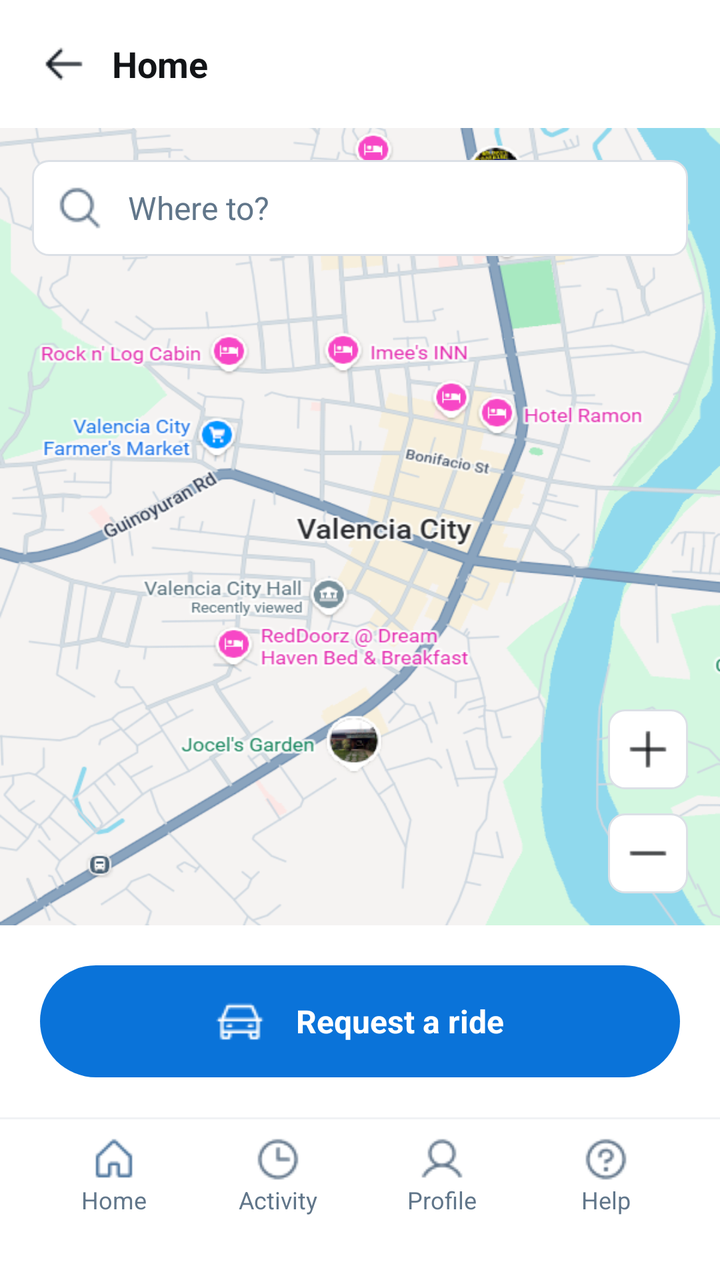
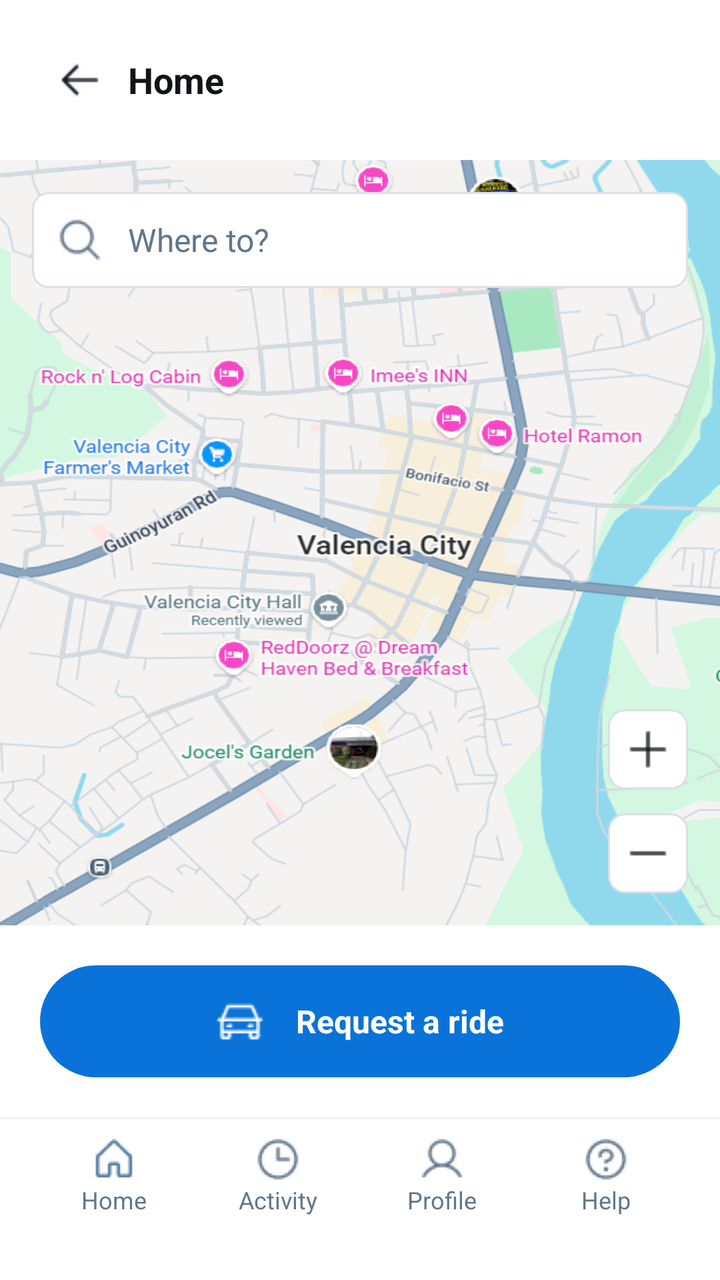

The first picture is an Android layout as it rendered before a commit; the second is the same layout after the commit. The layout source and the unified diff follow.
<!-- AndroidManifest.xml: application theme Theme.Tricycle_app -->
<!-- res/layout/usermaindashboard.xml -->
<?xml version="1.0" encoding="utf-8"?>
<LinearLayout xmlns:android="http://schemas.android.com/apk/res/android"
    android:layout_width="match_parent"
    android:layout_height="match_parent"
    android:orientation="vertical"
    android:background="#FFFFFF">

    <LinearLayout
        android:layout_width="match_parent"
        android:layout_height="wrap_content"
        android:orientation="horizontal"
        android:gravity="center_vertical"
        android:padding="8dp">

        <LinearLayout
            android:id="@+id/btnBack"
            android:layout_width="48dp"
            android:layout_height="48dp"
            android:gravity="center"
            android:clickable="true"
            android:focusable="true">

            <View
                android:layout_width="24dp"
                android:layout_height="24dp"
                android:background="@drawable/arrow"/>
        </LinearLayout>

        <TextView
            android:layout_width="wrap_content"
            android:layout_height="wrap_content"
            android:text="Home"
            android:textSize="18sp"
            android:textStyle="bold"
            android:textColor="#121417"/>
    </LinearLayout>

    <LinearLayout
        android:layout_width="match_parent"
        android:layout_height="0dp"
        android:layout_weight="1"
        android:background="@drawable/mapver"
        android:orientation="vertical"
        android:padding="16dp">

        <LinearLayout
            android:id="@+id/btnSearch"
            android:layout_width="match_parent"
            android:layout_height="wrap_content"
            android:background="@drawable/bg_rounded_border"
            android:clickable="true"
            android:focusable="true"
            android:gravity="center_vertical"
            android:orientation="horizontal"
            android:padding="12dp">

            <View
                android:layout_width="24dp"
                android:layout_height="24dp"
                android:layout_marginEnd="12dp"
                android:background="@drawable/magni" />

            <TextView
                android:layout_width="wrap_content"
                android:layout_height="wrap_content"
                android:text="Where to?"
                android:textColor="#61768A"
                android:textSize="16sp" />
        </LinearLayout>

        <View
            android:layout_width="match_parent"
            android:layout_height="0dp"
            android:layout_weight="1" />

        <LinearLayout
            android:layout_width="match_parent"
            android:layout_height="wrap_content"
            android:gravity="end"
            android:orientation="vertical">

            <LinearLayout
                android:layout_width="40dp"
                android:layout_height="40dp"
                android:layout_marginBottom="12dp"
                android:background="@drawable/bg_rounded_border"
                android:clickable="true"
                android:focusable="true"
                android:gravity="center">

                <View
                    android:layout_width="24dp"
                    android:layout_height="24dp"
                    android:background="@drawable/plus" />
            </LinearLayout>

            <LinearLayout
                android:layout_width="40dp"
                android:layout_height="40dp"
                android:background="@drawable/bg_rounded_border"
                android:clickable="true"
                android:focusable="true"
                android:gravity="center">

                <View
                    android:layout_width="24dp"
                    android:layout_height="24dp"
                    android:background="@drawable/minus" />
            </LinearLayout>
        </LinearLayout>
    </LinearLayout>

    <LinearLayout
        android:layout_width="match_parent"
        android:layout_height="wrap_content"
        android:orientation="vertical"
        android:padding="20dp">

        <LinearLayout
            android:id="@+id/btnRequestRide"
            android:layout_width="match_parent"
            android:layout_height="56dp"
            android:background="@drawable/bg_pill_blue"
            android:gravity="center"
            android:orientation="horizontal"
            android:clickable="true"
            android:focusable="true">

            <View
                android:layout_width="24dp"
                android:layout_height="24dp"
                android:layout_marginEnd="16dp"
                android:background="@drawable/whitecar" />

            <TextView
                android:layout_width="wrap_content"
                android:layout_height="wrap_content"
                android:text="Request a ride"
                android:textColor="#FFFFFF"
                android:textStyle="bold"
                android:textSize="16sp"/>
        </LinearLayout>
    </LinearLayout>

    <include layout="@layout/usernavbar" />

</LinearLayout>
<!-- res/layout/usernavbar.xml (included above) -->
<?xml version="1.0" encoding="utf-8"?>
<LinearLayout xmlns:android="http://schemas.android.com/apk/res/android"
    android:layout_width="match_parent"
    android:layout_height="wrap_content"
    android:orientation="vertical"
    android:background="#FFFFFF">

    <View
        android:layout_width="match_parent"
        android:layout_height="1dp"
        android:background="#F0F2F5"/>

    <LinearLayout
        android:layout_width="match_parent"
        android:layout_height="wrap_content"
        android:orientation="horizontal"
        android:paddingTop="8dp"
        android:paddingBottom="12dp"
        android:paddingStart="16dp"
        android:paddingEnd="16dp">

        <LinearLayout
            android:id="@+id/nav_home"
            android:layout_width="0dp"
            android:layout_height="wrap_content"
            android:layout_weight="1"
            android:orientation="vertical"
            android:gravity="center"
            android:clickable="true"
            android:focusable="true">

            <View
                android:layout_width="24dp"
                android:layout_height="24dp"
                android:background="@drawable/home" />

            <TextView
                android:layout_width="wrap_content"
                android:layout_height="wrap_content"
                android:text="Home"
                android:textSize="12sp"
                android:textColor="#61768A"/>
        </LinearLayout>

        <LinearLayout
            android:id="@+id/nav_activity"
            android:layout_width="0dp"
            android:layout_height="wrap_content"
            android:layout_weight="1"
            android:orientation="vertical"
            android:gravity="center"
            android:clickable="true"
            android:focusable="true">

            <View
                android:layout_width="24dp"
                android:layout_height="24dp"
                android:background="@drawable/clock" />

            <TextView
                android:layout_width="wrap_content"
                android:layout_height="wrap_content"
                android:text="Activity"
                android:textSize="12sp"
                android:textColor="#61768A"/>
        </LinearLayout>

        <LinearLayout
            android:id="@+id/nav_profile"
            android:layout_width="0dp"
            android:layout_height="wrap_content"
            android:layout_weight="1"
            android:orientation="vertical"
            android:gravity="center"
            android:clickable="true"
            android:focusable="true">

            <View
                android:layout_width="24dp"
                android:layout_height="24dp"
                android:background="@drawable/profile" />

            <TextView
                android:layout_width="wrap_content"
                android:layout_height="wrap_content"
                android:text="Profile"
                android:textColor="#61768A"
                android:textSize="12sp"
                android:textStyle="normal" />
        </LinearLayout>

        <LinearLayout
            android:id="@+id/nav_help"
            android:layout_width="0dp"
            android:layout_height="wrap_content"
            android:layout_weight="1"
            android:orientation="vertical"
            android:gravity="center"
            android:clickable="true"
            android:focusable="true">

            <View
                android:layout_width="24dp"
                android:layout_height="24dp"
                android:background="@drawable/help" />

            <TextView
                android:layout_width="wrap_content"
                android:layout_height="wrap_content"
                android:text="Help"
                android:textSize="12sp"
                android:textColor="#61768A"/>
        </LinearLayout>

    </LinearLayout>

    <View
        android:layout_width="match_parent"
        android:layout_height="20dp"
        android:background="#FFFFFF"/>

</LinearLayout>
<!-- resources referenced by this layout -->
<resources>
  <!-- drawable arrow: png bitmap (drawable, 284 bytes) -->
  <!-- drawable bg_pill_blue (drawable) -->
  <?xml version="1.0" encoding="utf-8"?>
  <shape xmlns:android="http://schemas.android.com/apk/res/android"
      android:shape="rectangle">
      <solid android:color="#0A73D9" /> <corners android:radius="100dp" /> </shape>
  <!-- drawable bg_rounded_border (drawable) -->
  <?xml version="1.0" encoding="utf-8"?>
  <shape xmlns:android="http://schemas.android.com/apk/res/android"
      android:shape="rectangle">
  
      <solid android:color="#FFFFFF"/>
  
      <corners android:radius="8dp"/>
  
      <stroke
          android:width="1dp"
          android:color="#DBE0E6"/>
  
  </shape>
  <!-- drawable clock: png bitmap (drawable, 664 bytes) -->
  <!-- drawable help: png bitmap (drawable, 764 bytes) -->
  <!-- drawable home: png bitmap (drawable, 468 bytes) -->
  <!-- drawable magni: png bitmap (drawable, 614 bytes) -->
  <!-- drawable mapver: png bitmap (drawable, 175316 bytes) -->
  <!-- drawable minus: png bitmap (drawable, 175 bytes) -->
  <!-- drawable plus: png bitmap (drawable, 238 bytes) -->
  <!-- drawable profile: png bitmap (drawable, 661 bytes) -->
  <!-- drawable whitecar: png bitmap (drawable, 402 bytes) -->
  <style name="Theme.Tricycle_app" parent="Base.Theme.Tricycle_app" />
  <style name="Base.Theme.Tricycle_app" parent="Theme.Material3.DayNight.NoActionBar">
          
          
      </style>
</resources>

<!-- the commit's change to res/layout/usermaindashboard.xml (unified diff, before → after) -->
@@ -10,7 +10,7 @@
         android:layout_height="wrap_content"
         android:orientation="horizontal"
         android:gravity="center_vertical"
-        android:padding="8dp">
+        android:padding="16dp">
 
         <LinearLayout
             android:id="@+id/btnBack"
